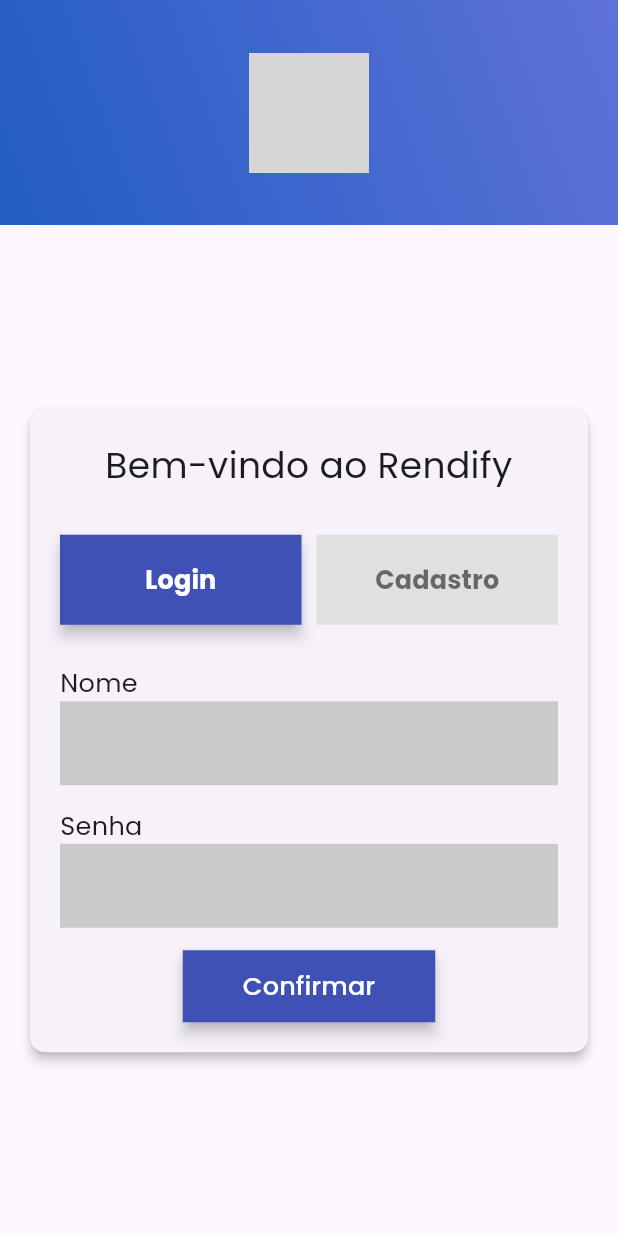
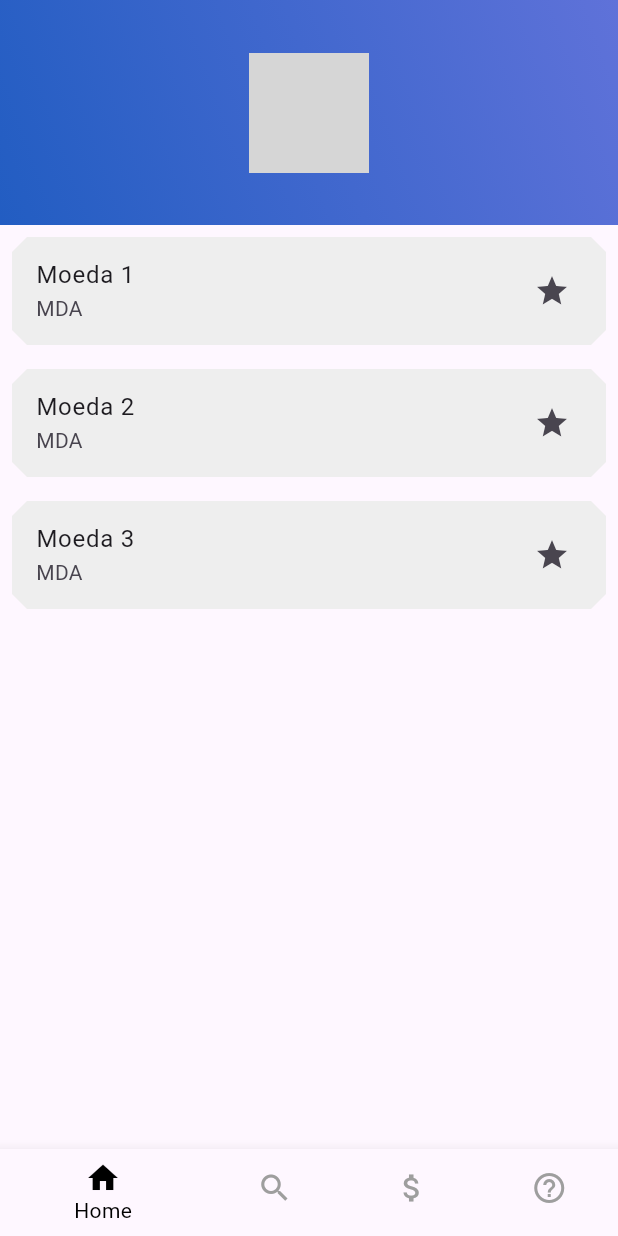
Before and after one commit to MauricioReisdoefer/rendify-frontend, a Flutter app: the screen it shows after launch, after a tap on "Confirmar", on a phone screen of 412 x 824 dp. Run offline on Flutter 3.47's test engine with Material 3 defaults, Android fonts, the phone set to English and light mode, and no system bars; our stand-ins replace google_fonts; grey boxes are pictures that could not be loaded.

Commit message:
Protótipo do BottomBar e da Página principal

```diff
--- a/lib/components/appbar.dart
+++ b/lib/components/appbar.dart
@@ -6,6 +6,7 @@
   @override
   Widget build(BuildContext context) {
     return AppBar(
+      leading: SizedBox(),
       toolbarHeight: 150,
       centerTitle: true,
       title: Image.asset("../assets/logo.png", height: 80),
--- a/lib/main.dart
+++ b/lib/main.dart
@@ -1,5 +1,7 @@
 import 'package:flutter/material.dart';
-import 'package:rendify/screens/login_screen.dart'; // Caminho correto para o CustomAppBar
+import 'package:rendify/components/appbar.dart';
+import 'package:rendify/screens/login_screen.dart';
+import 'package:rendify/screens/main_screen.dart';
 
 void main() {
   runApp(const MaterialApp(
@@ -8,13 +10,19 @@
   ));
 }
 
-class MyApp extends StatelessWidget {
+class MyApp extends StatefulWidget {
   const MyApp({super.key});
 
   @override
+  State<MyApp> createState() => _MyAppState();
+}
+
+class _MyAppState extends State<MyApp> {
+  @override
   Widget build(BuildContext context) {
     return Scaffold(
+      appBar: CustomAppBar(),
       body: LoginCadastroPage(),
-    );
+      );
   }
 }
--- a/lib/screens/login_screen.dart
+++ b/lib/screens/login_screen.dart
@@ -1,6 +1,6 @@
 import 'package:flutter/material.dart';
-import '../components/appbar.dart';
 import 'package:google_fonts/google_fonts.dart';
+import 'package:rendify/screens/main_screen.dart';
 
 class LoginCadastroPage extends StatefulWidget {
   const LoginCadastroPage({super.key});
@@ -19,7 +19,6 @@
   @override
   Widget build(BuildContext context) {
     return Scaffold(
-      appBar: const CustomAppBar(),
       body: Center(
         child: Padding(
           padding: const EdgeInsets.all(16.0),
@@ -98,6 +97,10 @@
                     child: ElevatedButton(
                       onPressed: () {
                         // ação de login ou cadastro
+                        Navigator.push(
+                        context,
+                        MaterialPageRoute(builder: (context) => MainScreen()),
+                    );
                       },
                       style: ElevatedButton.styleFrom(
                         backgroundColor: Colors.indigo,
--- a/lib/screens/main_screen.dart
+++ b/lib/screens/main_screen.dart
@@ -0,0 +1,57 @@
+import 'package:flutter/material.dart';
+import 'package:rendify/components/appbar.dart';
+import 'duvidas_screen.dart';
+
+class MainScreen extends StatefulWidget{
+  @override
+  State<MainScreen> createState() => _MainScreenState();
+}
+
+class _MainScreenState extends State<MainScreen> {
+  int _selectedIndex = 0;
+  List<Widget> widgets = [HomeScreen(), DuvidasFrequentesPage(), HomeScreen(), DuvidasFrequentesPage(),];
+  Widget body = HomeScreen();
+
+
+ @override
+  Widget build(BuildContext context) {
+    return Scaffold(
+      appBar: CustomAppBar(),
+      body: body,
+      bottomNavigationBar: BottomNavigationBar(
+        selectedItemColor: Colors.black,
+        unselectedItemColor: Colors.grey,
+        currentIndex: _selectedIndex,
+        onTap: (int index) {
+            setState(() {
+              _selectedIndex = index;
+              body = widgets[index];
+            });
+          },
+        items: const [
+          BottomNavigationBarItem(icon: Icon(Icons.home), label: 'Home'),
+          BottomNavigationBarItem(icon: Icon(Icons.search), label: 'Buscar'),
+          BottomNavigationBarItem(icon: Icon(Icons.attach_money), label: 'Simulador'),
+          BottomNavigationBarItem(icon: Icon(Icons.help_outline), label: 'Dúvidas'),
+        ],),
+    );
+  }
+}
+
+class HomeScreen extends StatelessWidget{
+  List lista = ["Moeda 1", "Moeda 2", "Moeda 3"];
+
+  @override
+  Widget build (BuildContext context){
+    return Scaffold(
+      body: ListView.builder(itemBuilder: (context, index) {
+        return Padding(
+          padding: const EdgeInsets.all(8.0),
+          child: ListTile(title: Text(lista[index]), subtitle: Text("MDA"), trailing: Icon(Icons.star), tileColor: Color(0xFFEEEEEE), shape: BeveledRectangleBorder(borderRadius: BorderRadius.all(Radius.circular(10))),),
+        );
+      },
+      itemCount: lista.length,
+      ),
+    );
+  }
+}
```
Also changed, not shown: lib/screens/duvidas_screen.dart (+0 -20 lines), 1 other file.
